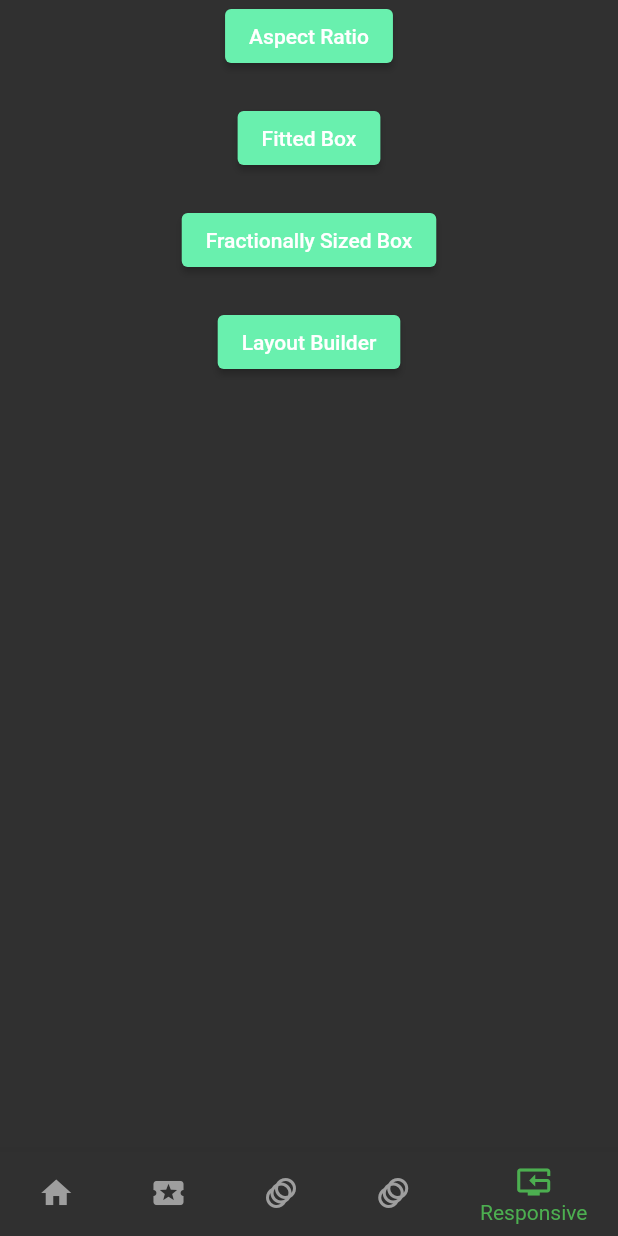
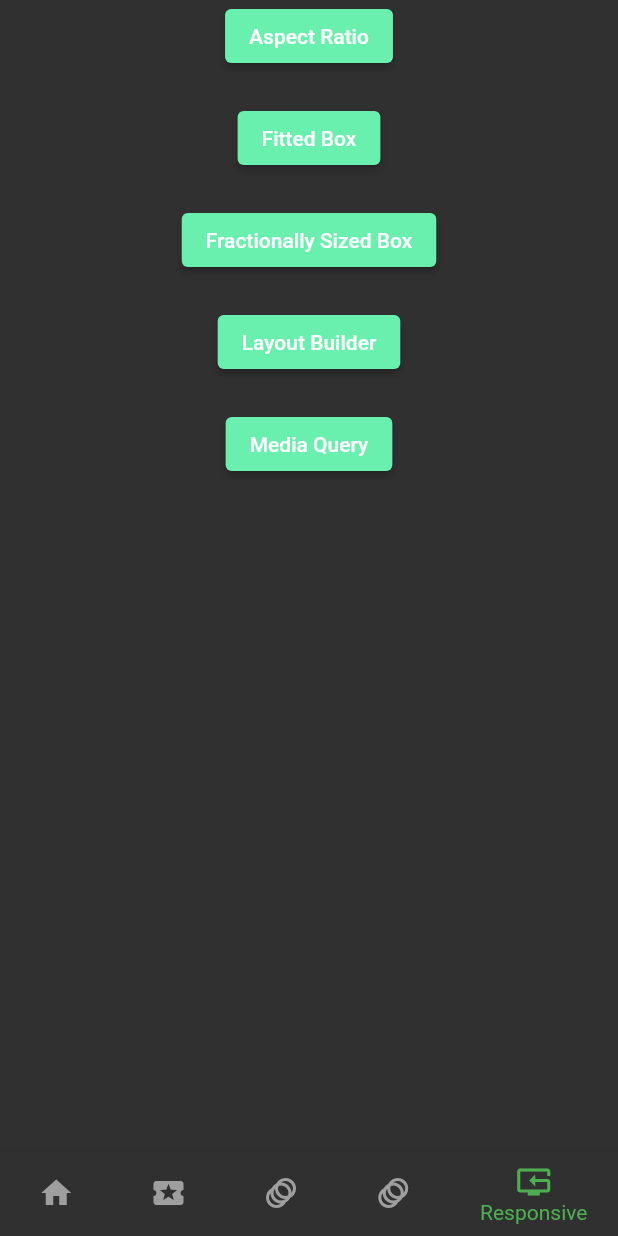
Before and after one commit to irfan701/Flutter, a Flutter app: the screen it shows after launch, item 5 of the bottom bar chosen, on a phone screen of 412 x 824 dp. Run offline on Flutter 3.47's test engine with Material 2 defaults, Android fonts, the light colour scheme and no system bars; our stand-ins replace get, google_fonts, lottie, rive; network calls fail.

Commit message:
MediaQuery
MediaQuery

```diff
--- a/bin/day8/day_eight/lib/main.dart
+++ b/bin/day8/day_eight/lib/main.dart
@@ -8,6 +8,7 @@ import 'package:day_eight/pages/ResAspectRatio.dart';
 import 'package:day_eight/pages/ResFittedBox.dart';
 import 'package:day_eight/pages/ResFractionallySizedBox.dart';
 import 'package:day_eight/pages/ResLayoutBuilder.dart';
+import 'package:day_eight/pages/ResMediaQuery.dart';
 import 'package:flutter/material.dart';
 import 'package:get/get.dart';
 import 'package:get/get_navigation/get_navigation.dart';
@@ -30,6 +31,7 @@ class MyApp extends StatelessWidget {
           'res-two': (context) => ResFittedBox(),
           'res-three': (context) => ResFractionallySizedBox(),
           'res-four': (context) => ResLayoutBuilder(),
+          'res-five': (context) => ResMediaQuery()
         },
         translations: Languages(),
         //locale: Get.deviceLocale,
--- a/bin/day8/day_eight/lib/pages/Responsive.dart
+++ b/bin/day8/day_eight/lib/pages/Responsive.dart
@@ -41,6 +41,14 @@ class Responsive extends StatelessWidget {
                   Navigator.pushNamed(context, 'res-four');
                 },
                 child: Text("Layout Builder")),
+            SizedBox(
+              height: 20,
+            ),
+            ElevatedButton(
+                onPressed: () {
+                  Navigator.pushNamed(context, 'res-five');
+                },
+                child: Text("Media Query")),
           ],
         ),
       ),
```
Also changed, not shown: bin/day8/day_eight/lib/pages/ResMediaQuery.dart (added, +22 -0 lines).
